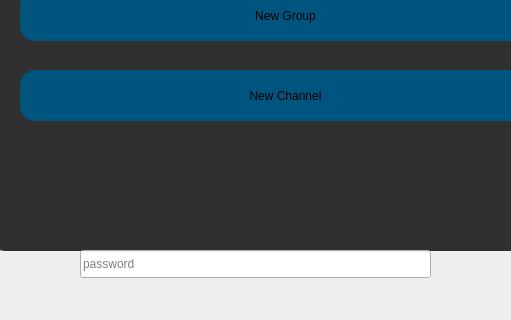
This is messenger/setting.ui in aliomidi3002/Messenger as Qt 5 draws it before an edit; both pictures show x 120 to 631 and y 280 to 600 of the 800 by 600 pixel window. The edited form follows.
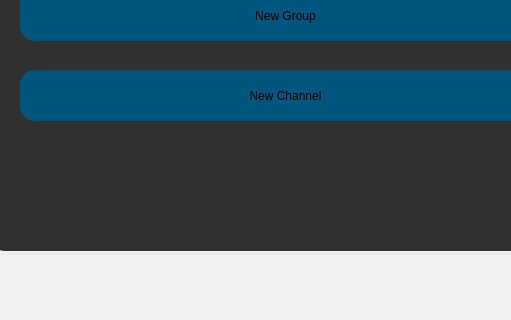
This is the edited form. Icons and pictures are not drawn.

Diff of the .ui file:
```diff
--- a/messenger/setting.ui
+++ b/messenger/setting.ui
@@ -145,19 +145,6 @@
     </size>
    </property>
   </widget>
-  <widget class="QLineEdit" name="lineEdit">
-   <property name="geometry">
-    <rect>
-     <x>200</x>
-     <y>530</y>
-     <width>351</width>
-     <height>28</height>
-    </rect>
-   </property>
-   <property name="placeholderText">
-    <string>password</string>
-   </property>
-  </widget>
  </widget>
  <resources>
   <include location="images.qrc"/>
```
